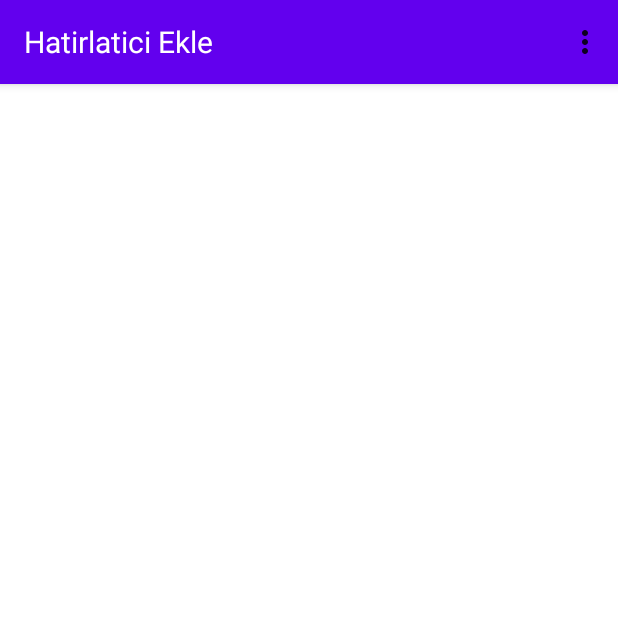
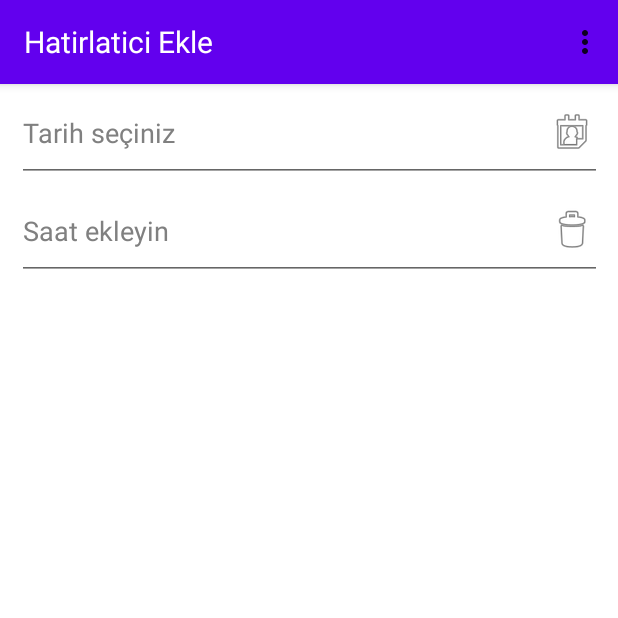
Before and after one commit to BurakBulutt/MobileReminderProject, an Android app: the AddReminderActivity screen opened directly, with no data from a screen before it, on a phone screen of 412 x 824 dp, the top half of it. Run offline under Robolectric (Android 15) with nearby library versions, the phone set to English and light mode, and no system bars.

Commit message:
saat ve tarih eklendi.

```diff
--- a/app/src/main/java/com/example/odev/AddReminderActivity.java
+++ b/app/src/main/java/com/example/odev/AddReminderActivity.java
@@ -4,11 +4,16 @@ import androidx.annotation.NonNull;
 import androidx.appcompat.app.ActionBar;
 import androidx.appcompat.app.AppCompatActivity;
 
+import android.app.DatePickerDialog;
+import android.app.TimePickerDialog;
 import android.content.Intent;
 import android.os.Bundle;
 import android.view.Menu;
 import android.view.MenuItem;
+import android.widget.EditText;
 import android.widget.TextView;
+
+import java.util.Calendar;
 
 public class AddReminderActivity extends AppCompatActivity {
 
@@ -24,6 +29,23 @@ public class AddReminderActivity extends AppCompatActivity {
             TextView title = findViewById(R.id.action_bar_title);
             title.setText("Hatirlatici Ekle");
         }
+
+        EditText editTextDate = findViewById(R.id.editTextDate);
+        Calendar calendar = Calendar.getInstance();
+        int year = calendar.get(Calendar.YEAR);
+        int month = calendar.get(Calendar.MONTH);
+        int day = calendar.get(Calendar.DAY_OF_MONTH);
+
+        DatePickerDialog datePickerDialog = new DatePickerDialog(this,
+                (view, year1, monthOfYear, dayOfMonth) -> editTextDate.setText(dayOfMonth + "/" + (monthOfYear + 1) + "/" + year1), year, month, day);
+        editTextDate.setOnClickListener(v -> datePickerDialog.show());
+
+
+        EditText editTextTime = findViewById(R.id.editTextTime);
+        TimePickerDialog timePickerDialog = new TimePickerDialog(this,
+                (view, hourOfDay, minute) -> editTextTime.setText(String.format("%02d:%02d", hourOfDay, minute)), 0, 0, true);
+        editTextTime.setOnClickListener(v -> timePickerDialog.show());
+
     }
 
     @Override
--- a/app/src/main/res/layout/activity_add_reminder.xml
+++ b/app/src/main/res/layout/activity_add_reminder.xml
@@ -4,4 +4,30 @@
     xmlns:tools="http://schemas.android.com/tools"
     android:layout_width="match_parent"
     android:layout_height="match_parent"
-    tools:context=".AddReminderActivity"/>
+    tools:context=".AddReminderActivity">
+
+    <EditText
+        android:id="@+id/editTextDate"
+        android:layout_width="390dp"
+        android:layout_height="65dp"
+        android:drawableRight="@android:drawable/ic_menu_my_calendar"
+        android:focusable="false"
+        android:hint="Tarih seçiniz"
+        android:textColorHint="#808080"
+        app:layout_constraintEnd_toEndOf="parent"
+        app:layout_constraintStart_toStartOf="parent"
+        app:layout_constraintTop_toTopOf="parent" />
+
+    <EditText
+        android:id="@+id/editTextTime"
+        android:layout_width="390dp"
+        android:layout_height="65dp"
+        android:drawableRight="@android:drawable/ic_menu_delete"
+        android:focusable="false"
+        android:hint="Saat ekleyin"
+        android:textColorHint="#808080"
+        app:layout_constraintEnd_toEndOf="parent"
+        app:layout_constraintStart_toStartOf="parent"
+        app:layout_constraintTop_toBottomOf="@+id/editTextDate" />
+
+</androidx.constraintlayout.widget.ConstraintLayout>
```
Also changed, not shown: app/src/main/res/drawable/calendar.png (added).
